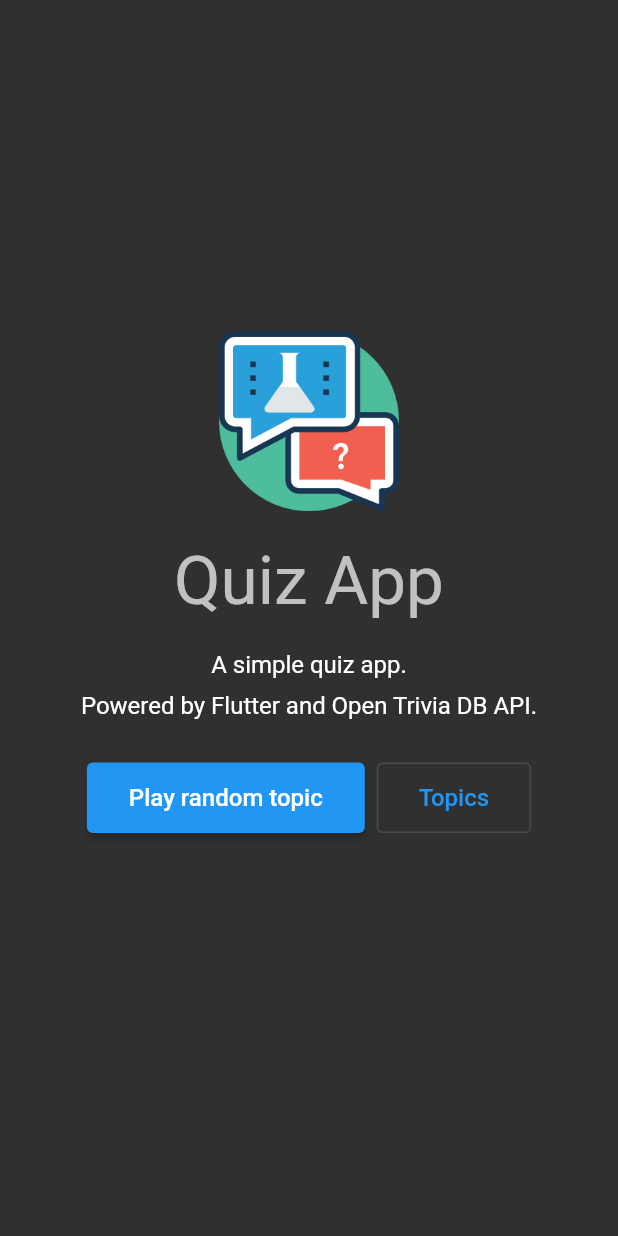
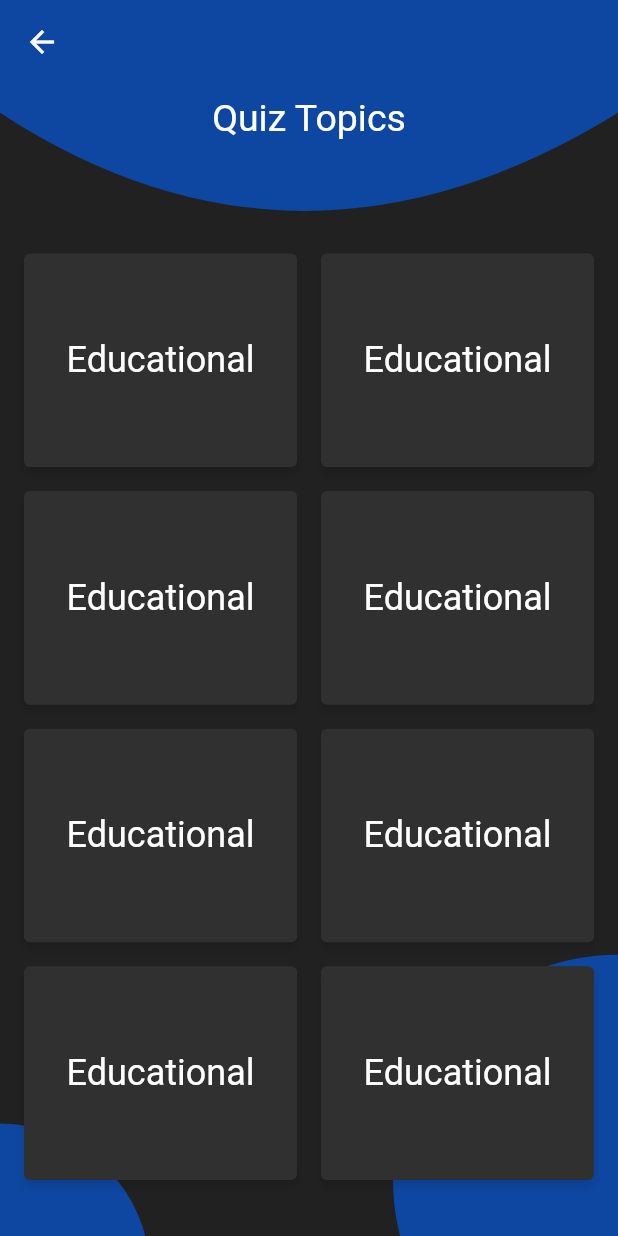
Before and after one commit to HopeEdwige/flutter-apps, a Flutter app: the screen it shows after launch, after a tap on "Topics", on a phone screen of 412 x 824 dp. Run offline on Flutter 3.47's test engine with Material 2 defaults, Android fonts, the phone set to English and light mode, and no system bars; our stand-ins replace flutter_staggered_animations.

Commit message:
Topics layout of Quiz app

```diff
--- a/quiz_app/lib/routes.dart
+++ b/quiz_app/lib/routes.dart
@@ -1,9 +1,12 @@
 import 'package:flutter/material.dart';
+
 import 'package:quiz_app/screens/home_screen/index.dart';
+import 'package:quiz_app/screens/topics_screen/index.dart';
 
 class Routes {
   final routes = <String, WidgetBuilder>{
     '/': (BuildContext context) => new HomeScreen(),
+    '/topics': (BuildContext context) => new TopicsScreen(),
   };
 
   Routes() {
--- a/quiz_app/lib/screens/home_screen/home_screen.dart
+++ b/quiz_app/lib/screens/home_screen/home_screen.dart
@@ -13,11 +13,11 @@ class HomeScreen extends StatelessWidget {
         elevation: 0,
         backgroundColor: Colors.transparent,
       ),
-      body: Center(
+      body: SafeArea(
+        child: Center(
           child: Padding(
             padding: EdgeInsets.only(top: size.height / 5),
             child: Column(
-            // mainAxisAlignment: MainAxisAlignment.center,
               children: <Widget>[
                 Image.asset(
                   'assets/images/logo.png',
@@ -58,7 +58,9 @@ class HomeScreen extends StatelessWidget {
                       ),
                     ),
                     OutlinedButton(
-                    onPressed: () {},
+                      onPressed: () {
+                        Navigator.pushNamed(context, '/topics');
+                      },
                       child: Padding(
                         padding: const EdgeInsets.symmetric(horizontal: 12, vertical: 14),
                         child: Text('Topics', style: TextStyle(fontSize: 16)),
@@ -70,6 +72,7 @@ class HomeScreen extends StatelessWidget {
             ),
           ),
         ),
+      ),
     );
   }
 }
--- a/quiz_app/lib/screens/topics_screen/topics_screen.dart
+++ b/quiz_app/lib/screens/topics_screen/topics_screen.dart
@@ -0,0 +1,108 @@
+import 'package:flutter/material.dart';
+import 'package:flutter_staggered_animations/flutter_staggered_animations.dart';
+
+import 'widgets/topic_card/index.dart';
+
+const CircleColor = Color.fromRGBO(13, 71, 161, 1);
+
+class TopicsScreen extends StatelessWidget {
+  TopicsScreen({Key key}) : super(key: key);
+
+  @override
+  Widget build(BuildContext context) {
+    final theme = Theme.of(context);
+    final size = MediaQuery.of(context).size;
+
+    return Scaffold(
+      appBar: AppBar(
+        elevation: 0,
+        backgroundColor: CircleColor,
+      ),
+      body: Container(
+        width: size.width,
+        height: size.height,
+        child: CustomPaint(
+          painter: Pattern(theme: theme),
+          child: Container(
+            width: size.width,
+            height: size.height,
+            margin: const EdgeInsets.only(top: 8),
+            child: Column(
+              children: [
+                Text('Quiz Topics', style: TextStyle(fontSize: 25)),
+                SizedBox(
+                  height: 60,
+                ),
+                AnimationLimiter(
+                  child: Flexible(
+                    child: GridView.count(
+                      crossAxisCount: 2,
+                      childAspectRatio: 1.25,
+                      padding: const EdgeInsets.all(8.0),
+                      shrinkWrap: true,
+                      physics: BouncingScrollPhysics(),
+                      children: List.generate(
+                        8,
+                        (int index) {
+                          return AnimationConfiguration.staggeredGrid(
+                            columnCount: 3,
+                            position: index,
+                            duration: const Duration(milliseconds: 420),
+                            child: const ScaleAnimation(scale: 0.3, child: TopicCard()),
+                          );
+                        },
+                      ),
+                    ),
+                  ),
+                ),
+              ],
+            ),
+          ),
+        ),
+      ),
+    );
+  }
+}
+
+class Pattern extends CustomPainter {
+  final ThemeData theme;
+
+  Pattern({Listenable repaint, this.theme}) : super(repaint: repaint);
+
+  @override
+  void paint(Canvas canvas, Size size) {
+    final height = size.height;
+    final width = size.width;
+    final Paint paint = Paint();
+
+    // Main background setup
+    final Path mainBackground = Path();
+    mainBackground.addRect(Rect.fromLTRB(0, 0, width, height));
+    paint.color = theme.primaryColor;
+    canvas.drawPath(mainBackground, paint);
+
+    // Circle colors
+    paint.color = CircleColor;
+
+    //bottom right circle
+    canvas.drawCircle(Offset(width, height - (150 / 4)), 150, paint);
+
+    //bottom left circle
+    canvas.drawCircle(Offset(0, height + (100 / 4)), 100, paint);
+
+    //top curve
+    final Path path = Path();
+    path.moveTo(0, size.height * 0.025);
+    path.quadraticBezierTo(200, 150, size.width, size.height * 0.025);
+    path.lineTo(size.width, 0);
+    path.lineTo(0, 0);
+
+    canvas.drawPath(path, paint);
+  }
+
+  @override
+  bool shouldRepaint(Pattern oldDelegate) => false;
+
+  @override
+  bool shouldRebuildSemantics(Pattern oldDelegate) => false;
+}
--- /dev/null
+++ b/quiz_app/lib/screens/topics_screen/widgets/topic_card/index.dart
@@ -0,0 +1 @@
+export 'topic_card.dart';
--- /dev/null
+++ b/quiz_app/lib/screens/topics_screen/widgets/topic_card/topic_card.dart
@@ -0,0 +1,36 @@
+import 'dart:ui';
+import 'package:flutter/material.dart';
+
+class TopicCard extends StatelessWidget {
+  const TopicCard({
+    Key key,
+  }) : super(key: key);
+
+  @override
+  Widget build(BuildContext context) {
+    final theme = Theme.of(context);
+
+    return Container(
+      margin: const EdgeInsets.symmetric(vertical: 8.0, horizontal: 8.0),
+      decoration: BoxDecoration(
+        color: theme.canvasColor,
+        borderRadius: const BorderRadius.all(Radius.circular(4.0)),
+        boxShadow: <BoxShadow>[
+          BoxShadow(
+            color: Colors.black12,
+            blurRadius: 4.0,
+            offset: const Offset(0.0, 4.0),
+          ),
+        ],
+      ),
+      child: Center(
+        child: Container(
+          child: Text(
+            'Educational',
+            style: theme.textTheme.headline5,
+          ),
+        ),
+      ),
+    );
+  }
+}
--- a/quiz_app/pubspec.yaml
+++ b/quiz_app/pubspec.yaml
@@ -23,6 +23,7 @@ environment:
 dependencies:
   flutter:
     sdk: flutter
+  flutter_staggered_animations: "^0.1.2"
 
   # The following adds the Cupertino Icons font to your application.
   # Use with the CupertinoIcons class for iOS style icons.
```
Also changed, not shown: 1 other file. Lines whose indentation alone changed are shown as unchanged.
